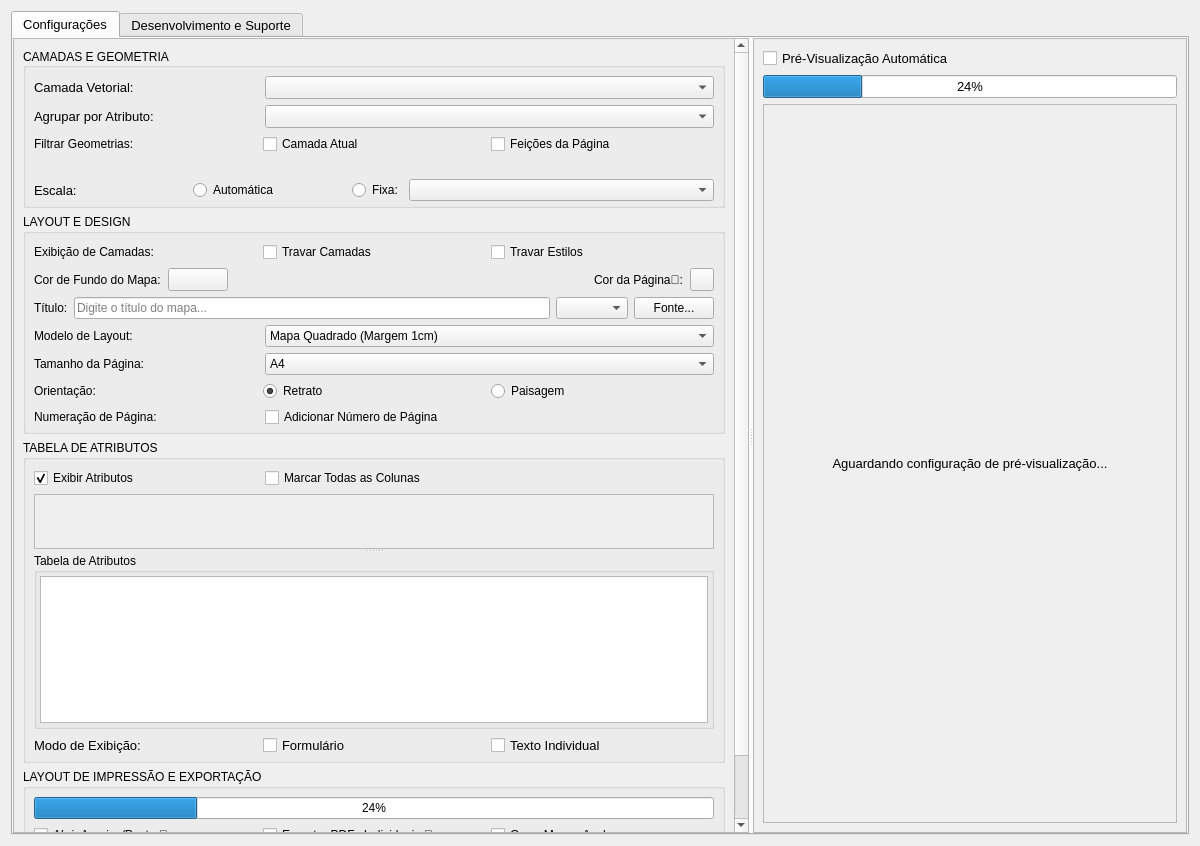
The window that vector_to_map_dialog_base.ui (matheusdurso/VectorToMap) describes before a commit, drawn with Qt 5.
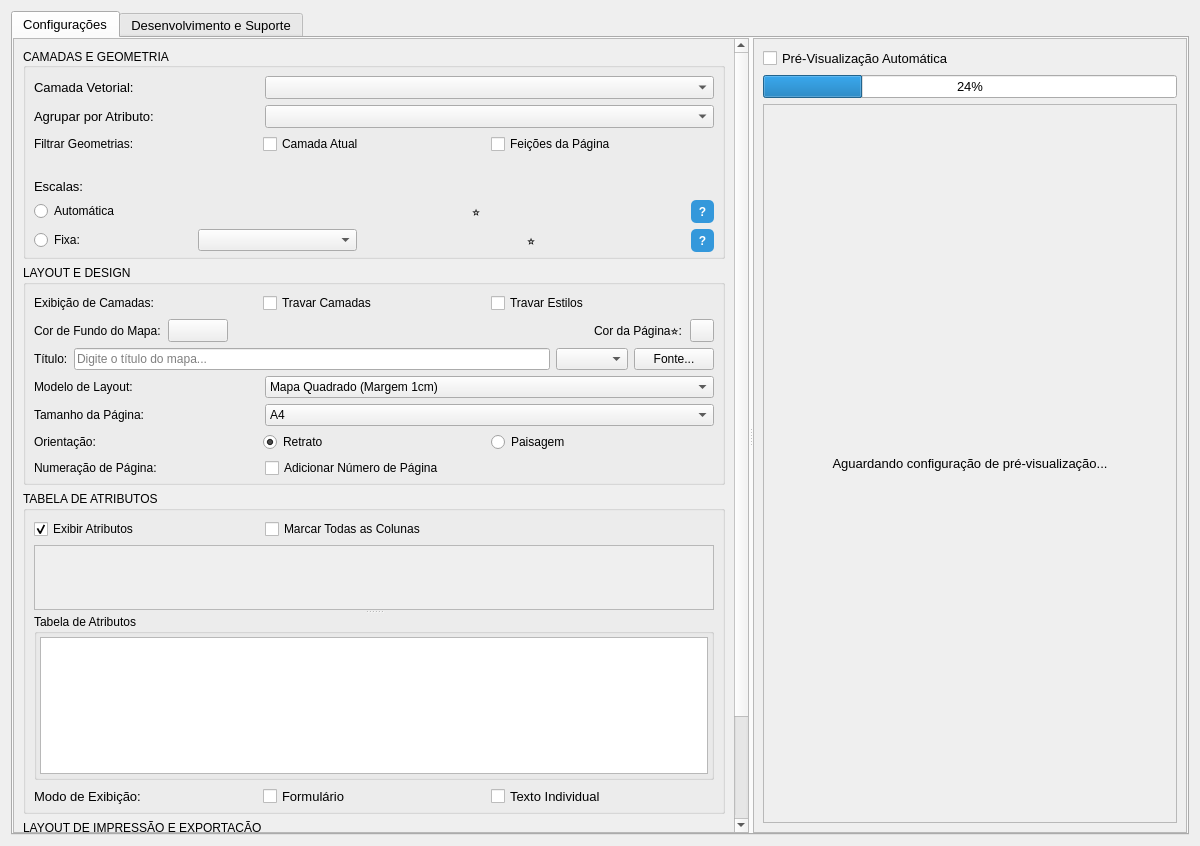
The same window after the commit. Icons and pictures are not drawn. Custom widgets are drawn as their Qt base class.

Commit message: Atualiza informações e corrige bugs

Patch:
```diff
--- a/vector_to_map_dialog_base.ui
+++ b/vector_to_map_dialog_base.ui
@@ -84,7 +84,7 @@
              <x>0</x>
              <y>0</y>
              <width>703</width>
-             <height>957</height>
+             <height>1022</height>
             </rect>
            </property>
            <layout class="QVBoxLayout" name="verticalLayout_4">
@@ -230,24 +230,24 @@
                 </widget>
                </item>
                <item>
-                <layout class="QHBoxLayout" name="horizontalLayout" stretch="1,1,0,2">
+                <widget class="QLabel" name="label_8">
+                 <property name="font">
+                  <font>
+                   <pointsize>10</pointsize>
+                   <weight>50</weight>
+                   <bold>false</bold>
+                  </font>
+                 </property>
+                 <property name="text">
+                  <string>Escalas:</string>
+                 </property>
+                </widget>
+               </item>
+               <item>
+                <layout class="QHBoxLayout" name="horizontalLayout_7">
                  <property name="topMargin">
                   <number>0</number>
                  </property>
-                 <item>
-                  <widget class="QLabel" name="label_8">
-                   <property name="font">
-                    <font>
-                     <pointsize>10</pointsize>
-                     <weight>50</weight>
-                     <bold>false</bold>
-                    </font>
-                   </property>
-                   <property name="text">
-                    <string>Escala:</string>
-                   </property>
-                  </widget>
-                 </item>
                  <item>
                   <widget class="QRadioButton" name="rb_escala_auto">
                    <property name="toolTip">
@@ -259,6 +259,72 @@
                   </widget>
                  </item>
                  <item>
+                  <widget class="QgsFieldExpressionWidget" name="exp_ddo_auto">
+                   <property name="title" stdset="0">
+                    <string>GroupBox</string>
+                   </property>
+                  </widget>
+                 </item>
+                 <item>
+                  <widget class="QLabel" name="label_13">
+                   <property name="text">
+                    <string>⭐</string>
+                   </property>
+                  </widget>
+                 </item>
+                 <item>
+                  <widget class="QToolButton" name="btn_info_ddo_auto">
+                   <property name="minimumSize">
+                    <size>
+                     <width>23</width>
+                     <height>23</height>
+                    </size>
+                   </property>
+                   <property name="maximumSize">
+                    <size>
+                     <width>23</width>
+                     <height>23</height>
+                    </size>
+                   </property>
+                   <property name="font">
+                    <font>
+                     <family>Arial</family>
+                     <pointsize>9</pointsize>
+                     <weight>75</weight>
+                     <bold>true</bold>
+                    </font>
+                   </property>
+                   <property name="cursor">
+                    <cursorShape>PointingHandCursor</cursorShape>
+                   </property>
+                   <property name="styleSheet">
+                    <string notr="true">/* --- BOTÕES DE INFORMAÇÃO (AJUDA DA ESCALA) --- */
+            QToolButton#btn_info_ddo_auto, QToolButton#btn_info_ddo_fixa {
+                background-color: #3498db;
+                color: white;
+                border-radius: 5px; /* Metade do tamanho (20x20) para ficar redondo */
+                font-weight: bold;
+                font-family: Arial;
+                border: none;
+            }
+            QToolButton#btn_info_ddo_auto:hover, QToolButton#btn_info_ddo_fixa:hover {
+                background-color: #2980b9;
+                cursor: pointer;
+            }</string>
+                   </property>
+                   <property name="text">
+                    <string>?</string>
+                   </property>
+                  </widget>
+                 </item>
+                </layout>
+               </item>
+               <item>
+                <layout class="QHBoxLayout" name="horizontalLayout" stretch="0,0,0,0,0">
+                 <property name="topMargin">
+                  <number>0</number>
+                 </property>
+                 <item>
                   <widget class="QRadioButton" name="rb_escala_fixa">
                    <property name="toolTip">
                     <string>Escolha dentre as opções de escala fixa</string>
@@ -275,6 +341,65 @@
                    </property>
                   </widget>
                  </item>
+                 <item>
+                  <widget class="QgsFieldExpressionWidget" name="exp_ddo_fixa">
+                   <property name="title" stdset="0">
+                    <string>GroupBox</string>
+                   </property>
+                  </widget>
+                 </item>
+                 <item>
+                  <widget class="QLabel" name="label_14">
+                   <property name="text">
+                    <string>⭐</string>
+                   </property>
+                  </widget>
+                 </item>
+                 <item>
+                  <widget class="QToolButton" name="btn_info_ddo_fixa">
+                   <property name="minimumSize">
+                    <size>
+                     <width>23</width>
+                     <height>23</height>
+                    </size>
+                   </property>
+                   <property name="maximumSize">
+                    <size>
+                     <width>23</width>
+                     <height>23</height>
+                    </size>
+                   </property>
+                   <property name="font">
+                    <font>
+                     <family>Arial</family>
+                     <pointsize>9</pointsize>
+                     <weight>75</weight>
+                     <bold>true</bold>
+                    </font>
+                   </property>
+                   <property name="cursor">
+                    <cursorShape>PointingHandCursor</cursorShape>
+                   </property>
+                   <property name="styleSheet">
+                    <string notr="true">/* --- BOTÕES DE INFORMAÇÃO (AJUDA DA ESCALA) --- */
+            QToolButton#btn_info_ddo_auto, QToolButton#btn_info_ddo_fixa {
+                background-color: #3498db;
+                color: white;
+                border-radius: 5px; /* Metade do tamanho (20x20) para ficar redondo */
+                font-weight: bold;
+                font-family: Arial;
+                border: none;
+            }
+            QToolButton#btn_info_ddo_auto:hover, QToolButton#btn_info_ddo_fixa:hover {
+                background-color: #2980b9;
+                cursor: pointer;
+            }</string>
+                   </property>
+                   <property name="text">
+                    <string>?</string>
+                   </property>
+                  </widget>
+                 </item>
                 </layout>
                </item>
               </layout>
@@ -399,7 +524,7 @@
                     <string>Seleciona a cor e transparência do fundo do mapa. Dica: Para criar imagem de fundo transparente, deixe o fundo do mapa e da página transparentes e salve como PNG.</string>
                    </property>
                    <property name="text">
-                    <string>Cor da Página👑:</string>
+                    <string>Cor da Página⭐:</string>
                    </property>
                   </widget>
                  </item>
@@ -716,7 +841,7 @@
                   <property name="minimumSize">
                    <size>
                     <width>0</width>
-                    <height>55</height>
+                    <height>65</height>
                    </size>
                   </property>
                   <property name="font">
@@ -745,7 +870,7 @@
                      <x>0</x>
                      <y>0</y>
                      <width>661</width>
-                     <height>53</height>
+                     <height>63</height>
                     </rect>
                    </property>
                    <property name="font">
@@ -829,7 +954,7 @@
                      <property name="minimumSize">
                       <size>
                        <width>0</width>
-                       <height>65</height>
+                       <height>85</height>
                       </size>
                      </property>
                      <property name="toolTip">
@@ -946,7 +1071,7 @@
                     <string>Recurso Pro. Abre automaticamente o leitor de PDF ou a pasta com as imagens assim que a exportação terminar.</string>
                    </property>
                    <property name="text">
-                    <string>Abrir Arquivo/Pasta 👑</string>
+                    <string>Abrir Arquivo/Pasta ⭐</string>
                    </property>
                   </widget>
                  </item>
@@ -962,7 +1087,7 @@
                     <enum>Qt::LeftToRight</enum>
                    </property>
                    <property name="text">
-                    <string>Exportar PDFs Individuais 👑</string>
+                    <string>Exportar PDFs Individuais ⭐</string>
                    </property>
                   </widget>
                  </item>
@@ -1299,6 +1424,11 @@
    <extends>QToolButton</extends>
    <header>qgscolorbutton.h</header>
   </customwidget>
+  <customwidget>
+   <class>QgsFieldExpressionWidget</class>
+   <extends>QWidget</extends>
+   <header>qgsfieldexpressionwidget.h</header>
+  </customwidget>
   <customwidget>
    <class>QgsMapLayerComboBox</class>
    <extends>QComboBox</extends>
```
Left out of the diff: 4 changed lines with no effect on the pictures. The commit also changes 16 other files.
